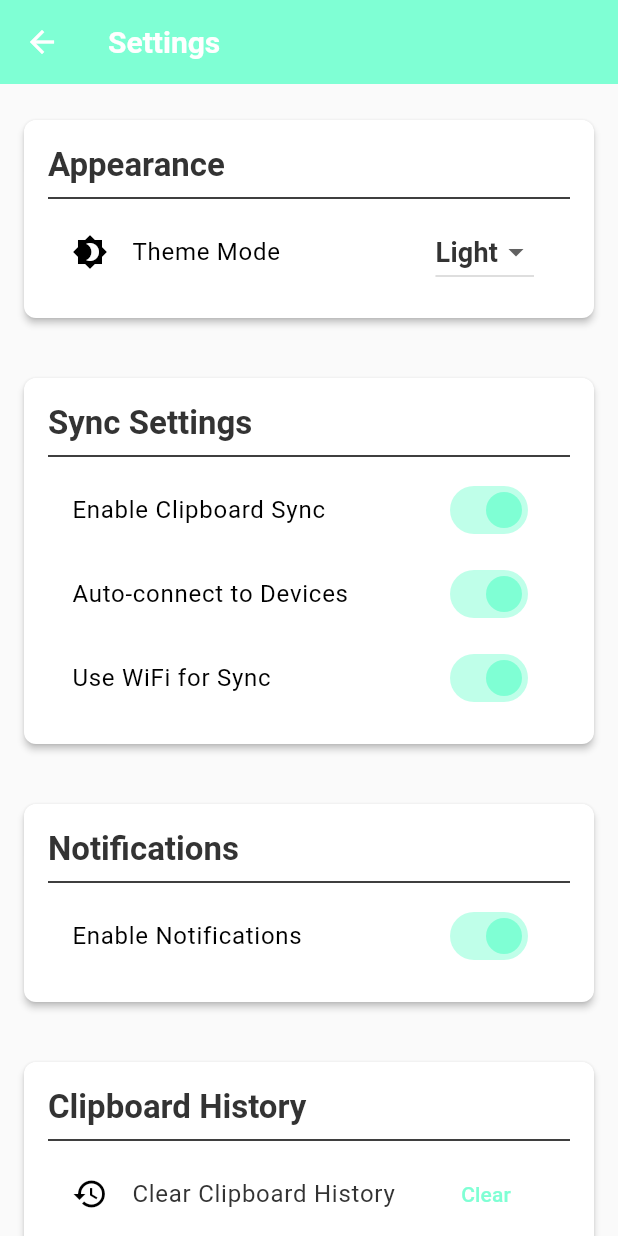
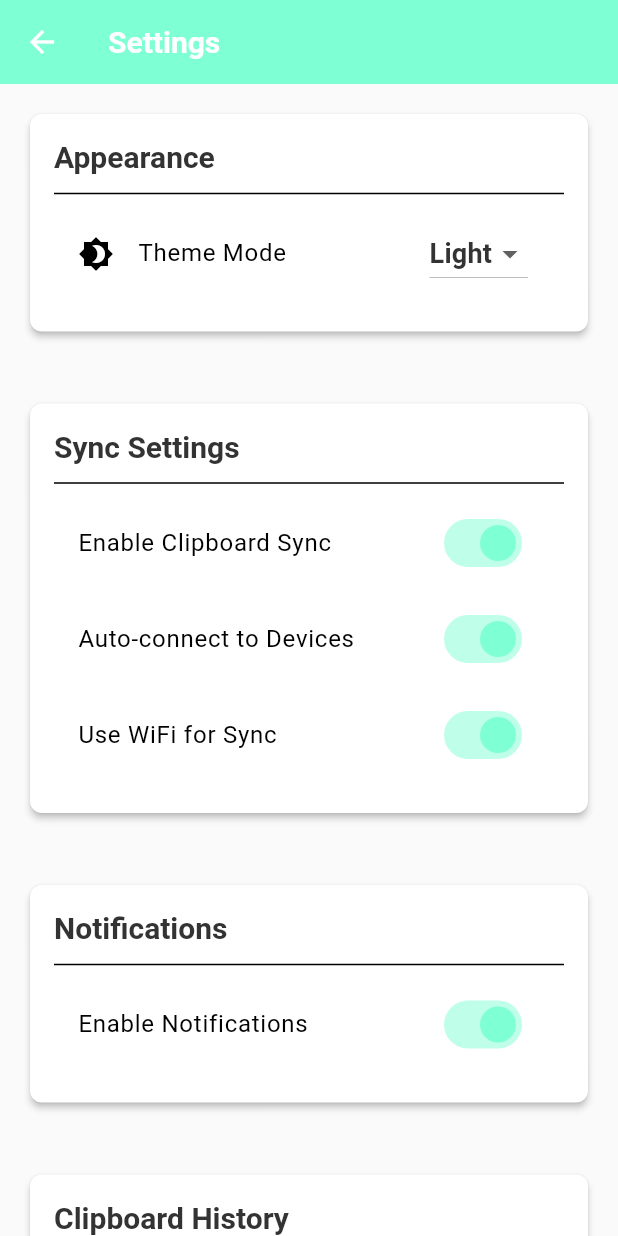
Before and after one commit to nathfavour/clippybara, a Flutter app: the screen it shows after launch, after a tap on the "settings" icon, on a phone screen of 412 x 824 dp. Run offline on Flutter 3.47's test engine with Material 3 defaults, Android fonts, the phone set to English and light mode, and no system bars; our stand-ins replace device_info_plus, get, multicast_dns, package_info_plus, permission_handler; missing offline and left inert: network_info_plus; statements that could not run were skipped.

Commit message:
📄 Updated `home_page.

```diff
--- a/lib/src/views/home_page.dart
+++ b/lib/src/views/home_page.dart
@@ -92,7 +92,8 @@ class HomePage extends StatelessWidget {
 
   Widget _buildMobileLayout(
       BuildContext context, ClipboardController controller, ThemeData theme) {
-    return Column(
+    return SingleChildScrollView(
+      child: Column(
         children: [
           Padding(
             padding: const EdgeInsets.all(16.0),
@@ -101,7 +102,10 @@ class HomePage extends StatelessWidget {
               style: theme.textTheme.titleLarge,
             ),
           ),
-        _buildClipboardSection(controller, theme),
+          SizedBox(
+            height: MediaQuery.of(context).size.height * 0.4,
+            child: _buildClipboardSection(controller, theme),
+          ),
           Padding(
             padding: const EdgeInsets.all(16.0),
             child: Row(
@@ -118,20 +122,24 @@ class HomePage extends StatelessWidget {
               ],
             ),
           ),
-        _buildDeviceSection(controller, theme),
+          SizedBox(
+            height: MediaQuery.of(context).size.height * 0.3,
+            child: _buildDeviceSection(controller, theme),
+          ),
         ],
+      ),
     );
   }
 
   Widget _buildClipboardSection(
       ClipboardController controller, ThemeData theme) {
-    return Padding(
-      padding: const EdgeInsets.all(16.0),
+    return SingleChildScrollView(
+      child: Padding(
+        padding: const EdgeInsets.symmetric(horizontal: 16.0),
         child: Column(
           crossAxisAlignment: CrossAxisAlignment.start,
           children: [
             Card(
-            elevation: 4,
               child: Padding(
                 padding: const EdgeInsets.all(16.0),
                 child: Column(
@@ -147,6 +155,8 @@ class HomePage extends StatelessWidget {
                               ? 'No content'
                               : controller.clipboardContent,
                           style: theme.textTheme.bodyLarge,
+                          maxLines: 3,
+                          overflow: TextOverflow.ellipsis,
                         )),
                   ],
                 ),
@@ -158,11 +168,9 @@ class HomePage extends StatelessWidget {
               style: theme.textTheme.titleMedium,
             ),
             const SizedBox(height: 8),
-          SizedBox(
-            height: 200,
-            child: Obx(() => ListView.builder(
+            Obx(() => ListView.builder(
                   shrinkWrap: true,
-                  physics: const ClampingScrollPhysics(),
+                  physics: const NeverScrollableScrollPhysics(),
                   itemCount: controller.clipboardHistory.length,
                   itemBuilder: (context, index) {
                     final item = controller.clipboardHistory[index];
@@ -178,8 +186,8 @@ class HomePage extends StatelessWidget {
                     );
                   },
                 )),
+          ],
         ),
-        ],
       ),
     );
   }
--- a/lib/src/views/settings_page.dart
+++ b/lib/src/views/settings_page.dart
@@ -162,21 +162,34 @@ class SettingsPage extends StatelessWidget {
   }
 
   Widget _buildSection(ThemeData theme, String title, List<Widget> children) {
-    return Card(
+    return Container(
+      margin: const EdgeInsets.only(bottom: 16),
+      child: Card(
         elevation: 2,
-      margin: const EdgeInsets.symmetric(vertical: 8),
         child: Padding(
           padding: const EdgeInsets.all(16.0),
           child: Column(
             crossAxisAlignment: CrossAxisAlignment.start,
             children: [
-            Text(
+              Row(
+                children: [
+                  Expanded(
+                    child: Text(
                       title,
-              style: theme.textTheme.titleLarge,
+                      style: theme.textTheme.titleLarge?.copyWith(
+                        fontSize: 20,
                       ),
-            const Divider(),
-            ...children,
+                    ),
+                  ),
                 ],
+              ),
+              const Divider(height: 24),
+              ...children.map((child) => Padding(
+                    padding: const EdgeInsets.only(bottom: 8),
+                    child: child,
+                  )),
+            ],
+          ),
         ),
       ),
     );
```
Also changed, not shown: lib/widgets/clipboard_card.dart (+61 -7 lines). Lines whose indentation alone changed are shown as unchanged.
